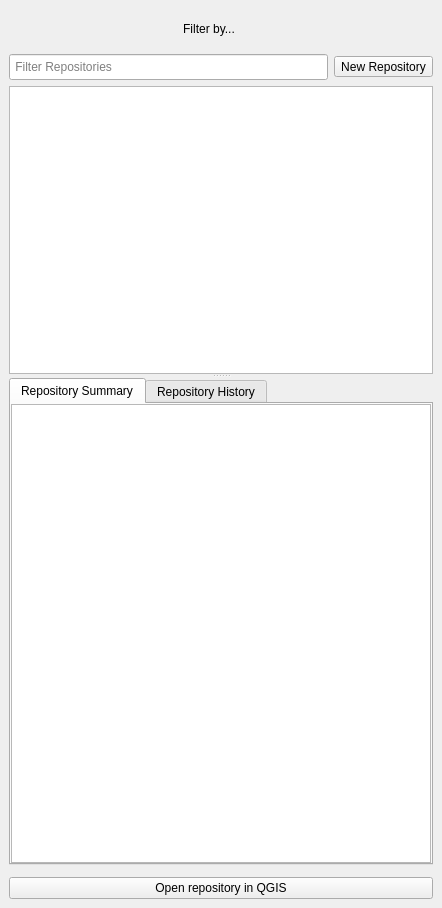
Qt form src/geogig/ui/navigatordialog.ui (planetfederal/qgis-geogig-plugin) before a commit.
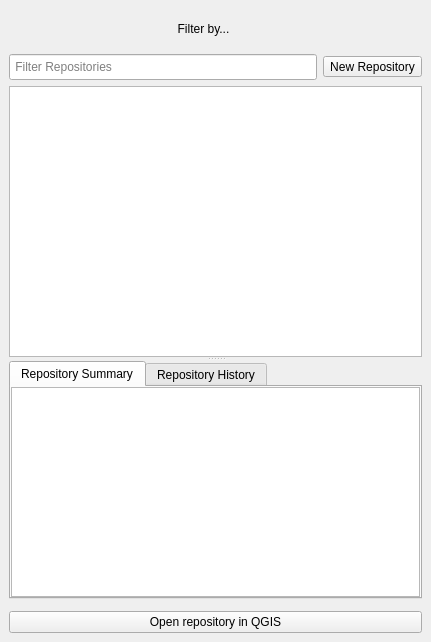
The same form after that commit. Icons and pictures are not drawn.

Commit message: improved docked widget to better adjust to smaller screens

```diff
--- a/src/geogig/ui/navigatordialog.ui
+++ b/src/geogig/ui/navigatordialog.ui
@@ -6,8 +6,8 @@
    <rect>
     <x>0</x>
     <y>0</y>
-    <width>442</width>
-    <height>908</height>
+    <width>431</width>
+    <height>642</height>
    </rect>
   </property>
   <property name="floating">
@@ -210,7 +210,7 @@
       </widget>
       <widget class="QTabWidget" name="tabWidget">
        <property name="sizePolicy">
-        <sizepolicy hsizetype="MinimumExpanding" vsizetype="Expanding">
+        <sizepolicy hsizetype="MinimumExpanding" vsizetype="Fixed">
          <horstretch>0</horstretch>
          <verstretch>0</verstretch>
         </sizepolicy>
@@ -255,7 +255,7 @@
            <property name="minimumSize">
             <size>
              <width>0</width>
-             <height>400</height>
+             <height>0</height>
             </size>
            </property>
            <property name="maximumSize">
```
Left out of the diff: 6 changed lines with no effect on the pictures.
